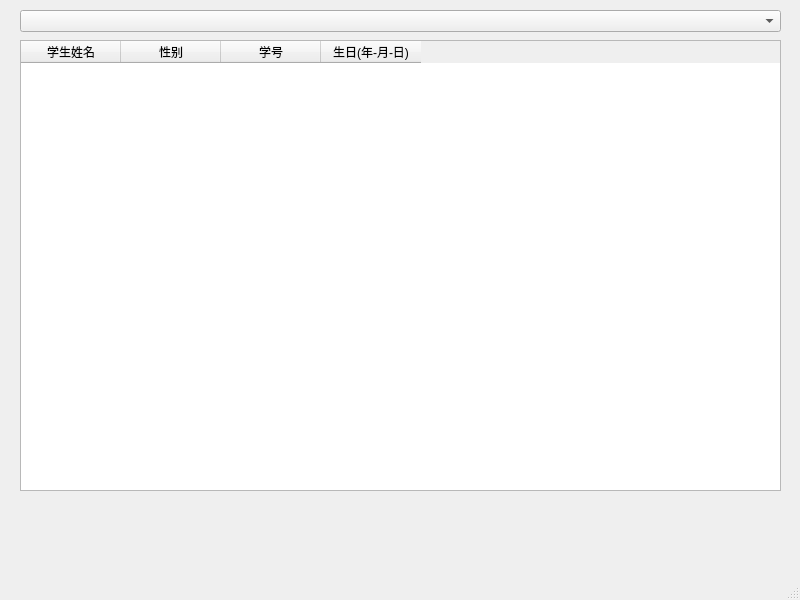
This is mainwindow.ui in Reloin/grade-system as Qt 5 draws it before an edit. The edited form follows.
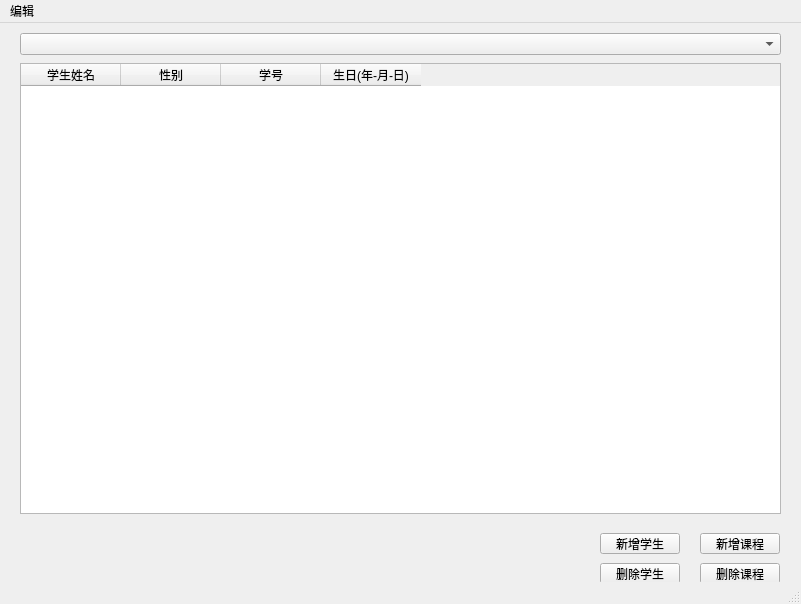
This is the edited form.

Commit message: Add student function

```diff
--- a/mainwindow.ui
+++ b/mainwindow.ui
@@ -6,10 +6,16 @@
    <rect>
     <x>0</x>
     <y>0</y>
-    <width>800</width>
-    <height>600</height>
+    <width>801</width>
+    <height>604</height>
    </rect>
   </property>
+  <property name="sizePolicy">
+   <sizepolicy hsizetype="Preferred" vsizetype="Preferred">
+    <horstretch>0</horstretch>
+    <verstretch>0</verstretch>
+   </sizepolicy>
+  </property>
   <property name="windowTitle">
    <string>程设大学成绩系统</string>
   </property>
@@ -60,6 +66,58 @@
      </rect>
     </property>
    </widget>
+   <widget class="QPushButton" name="addStudentBtn">
+    <property name="geometry">
+     <rect>
+      <x>600</x>
+      <y>510</y>
+      <width>80</width>
+      <height>21</height>
+     </rect>
+    </property>
+    <property name="text">
+     <string>新增学生</string>
+    </property>
+   </widget>
+   <widget class="QPushButton" name="delStudentBtn">
+    <property name="geometry">
+     <rect>
+      <x>600</x>
+      <y>540</y>
+      <width>80</width>
+      <height>21</height>
+     </rect>
+    </property>
+    <property name="text">
+     <string>删除学生</string>
+    </property>
+   </widget>
+   <widget class="QPushButton" name="AddCourseBtn">
+    <property name="geometry">
+     <rect>
+      <x>700</x>
+      <y>510</y>
+      <width>80</width>
+      <height>21</height>
+     </rect>
+    </property>
+    <property name="text">
+     <string>新增课程</string>
+    </property>
+   </widget>
+   <widget class="QPushButton" name="delCourseBtn">
+    <property name="geometry">
+     <rect>
+      <x>700</x>
+      <y>540</y>
+      <width>80</width>
+      <height>21</height>
+     </rect>
+    </property>
+    <property name="text">
+     <string>删除课程</string>
+    </property>
+   </widget>
   </widget>
   <widget class="QStatusBar" name="statusbar"/>
   <widget class="QMenuBar" name="menubar">
@@ -67,10 +125,18 @@
     <rect>
      <x>0</x>
      <y>0</y>
-     <width>800</width>
+     <width>801</width>
      <height>20</height>
     </rect>
    </property>
+   <widget class="QMenu" name="menu">
+    <property name="title">
+     <string>编辑</string>
+    </property>
+    <addaction name="actionxin"/>
+    <addaction name="action"/>
+   </widget>
+   <addaction name="menu"/>
   </widget>
  </widget>
  <resources/>
```
Left out of the diff: 10 changed lines with no effect on the pictures. The commit also changes 6 other files.
